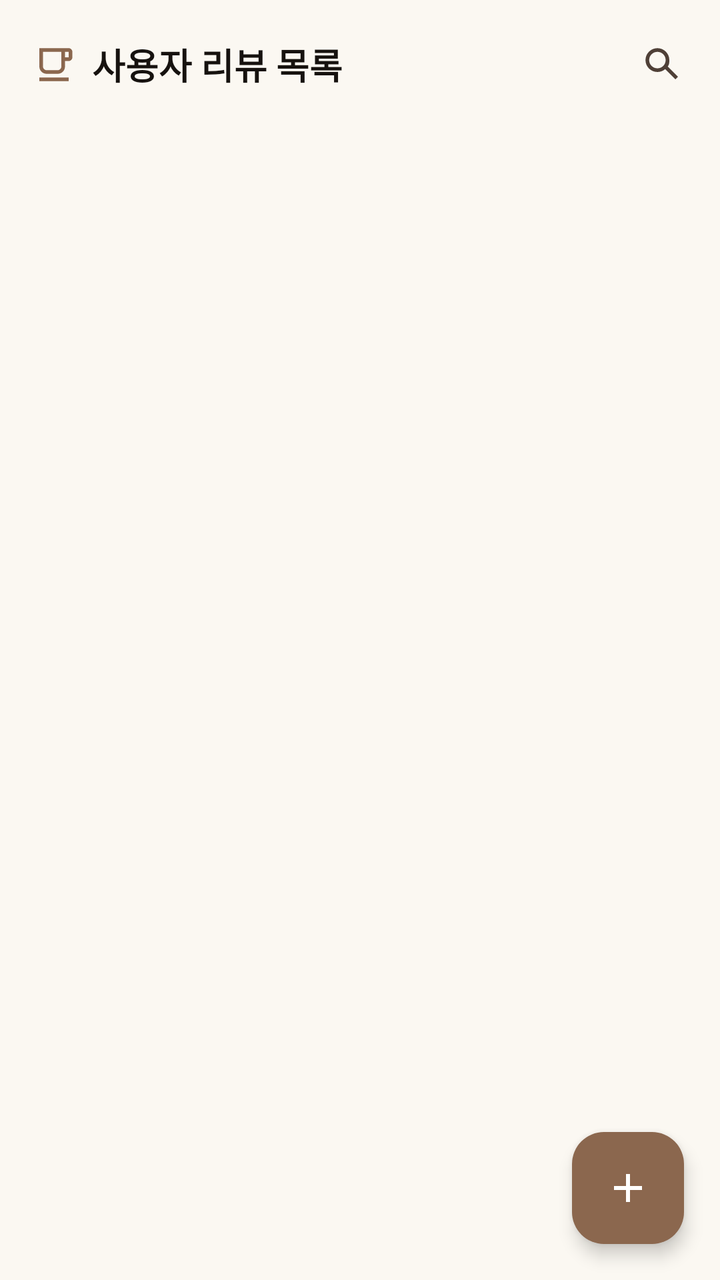
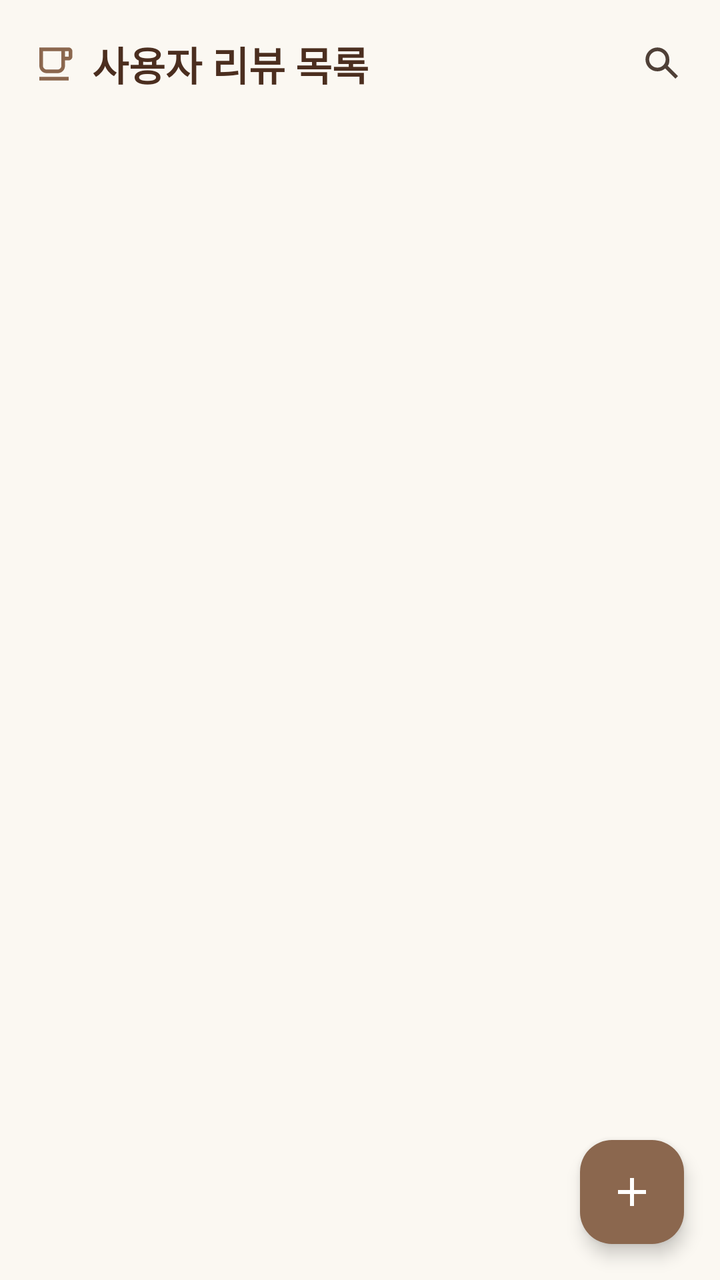

Compare the two renders of this Android layout. The source of the first and the diff that turns it into the second are given below.
<!-- AndroidManifest.xml: application theme Theme.Payclient -->
<!-- res/layout/fragment_review.xml -->
<?xml version="1.0" encoding="utf-8"?>
<androidx.constraintlayout.widget.ConstraintLayout
    xmlns:android="http://schemas.android.com/apk/res/android"
    xmlns:app="http://schemas.android.com/apk/res-auto"
    android:layout_width="match_parent"
    android:layout_height="match_parent"
    android:background="@color/home_background">

    <androidx.constraintlayout.widget.ConstraintLayout
        android:id="@+id/layout_review_header"
        android:layout_width="0dp"
        android:layout_height="64dp"
        android:paddingStart="16dp"
        android:paddingEnd="16dp"
        app:layout_constraintEnd_toEndOf="parent"
        app:layout_constraintStart_toStartOf="parent"
        app:layout_constraintTop_toTopOf="parent">

        <ImageView
            android:id="@+id/iv_review_title_icon"
            android:layout_width="22dp"
            android:layout_height="22dp"
            android:contentDescription="@null"
            android:src="@drawable/ic_cup_line"
            app:tint="@color/coffee_brown"
            app:layout_constraintBottom_toBottomOf="@id/tvTitle"
            app:layout_constraintStart_toStartOf="parent"
            app:layout_constraintTop_toTopOf="@id/tvTitle" />

        <TextView
            android:id="@+id/tvTitle"
            android:layout_width="0dp"
            android:layout_height="wrap_content"
            android:layout_marginStart="8dp"
            android:layout_marginEnd="16dp"
            android:text="사용자 리뷰 목록"
            android:textColor="@color/text_primary"
            android:textSize="18sp"
            android:textStyle="bold"
            app:layout_constraintBottom_toBottomOf="parent"
            app:layout_constraintEnd_toStartOf="@id/iv_review_search"
            app:layout_constraintStart_toEndOf="@id/iv_review_title_icon"
            app:layout_constraintTop_toTopOf="parent" />

        <ImageView
            android:id="@+id/iv_review_search"
            android:layout_width="26dp"
            android:layout_height="26dp"
            android:contentDescription="검색"
            android:padding="2dp"
            android:src="@drawable/ic_search"
            app:tint="@color/nav_unselected"
            app:layout_constraintBottom_toBottomOf="@id/tvTitle"
            app:layout_constraintEnd_toEndOf="parent"
            app:layout_constraintTop_toTopOf="@id/tvTitle" />
    </androidx.constraintlayout.widget.ConstraintLayout>

    <androidx.recyclerview.widget.RecyclerView
        android:id="@+id/recyclerViewReviews"
        android:layout_width="0dp"
        android:layout_height="0dp"
        android:clipToPadding="false"
        android:overScrollMode="never"
        android:paddingStart="12dp"
        android:paddingTop="8dp"
        android:paddingEnd="12dp"
        android:paddingBottom="104dp"
        app:layout_constraintBottom_toBottomOf="parent"
        app:layout_constraintEnd_toEndOf="parent"
        app:layout_constraintStart_toStartOf="parent"
        app:layout_constraintTop_toBottomOf="@id/layout_review_header" />

    <com.google.android.material.floatingactionbutton.FloatingActionButton
        android:id="@+id/fabAddReview"
        android:layout_width="56dp"
        android:layout_height="56dp"
        android:layout_marginEnd="18dp"
        android:layout_marginBottom="18dp"
        android:clickable="true"
        android:contentDescription="리뷰 작성"
        android:focusable="true"
        android:src="@drawable/ic_add"
        app:backgroundTint="@color/coffee_brown"
        app:elevation="5dp"
        app:fabCustomSize="56dp"
        app:tint="@color/white"
        app:layout_constraintBottom_toBottomOf="parent"
        app:layout_constraintEnd_toEndOf="parent" />
</androidx.constraintlayout.widget.ConstraintLayout>
<!-- resources referenced by this layout -->
<resources>
  <color name="coffee_brown">#8B674E</color>
  <color name="home_background">#FBF8F2</color>
  <color name="nav_unselected">#4F4037</color>
  <color name="text_primary">#16120F</color>
  <color name="white">#FFFFFFFF</color>
  <!-- drawable ic_add (drawable) -->
  <vector xmlns:android="http://schemas.android.com/apk/res/android"
      android:width="24dp"
      android:height="24dp"
      android:viewportWidth="24"
      android:viewportHeight="24">
      <path
          android:fillColor="#FF000000"
          android:pathData="M19,13H13V19H11V13H5V11H11V5H13V11H19V13Z" />
  </vector>
  <!-- drawable ic_cup_line (drawable) -->
  <vector xmlns:android="http://schemas.android.com/apk/res/android"
      android:width="24dp"
      android:height="24dp"
      android:viewportWidth="24"
      android:viewportHeight="24">
      <path
          android:fillColor="#FF000000"
          android:pathData="M20,3H4v10c0,2.21 1.79,4 4,4h6c2.21,0 4,-1.79 4,-4v-3h2c1.11,0 2,-0.9 2,-2V5c0,-1.11 -0.89,-2 -2,-2zM16,13c0,1.1 -0.9,2 -2,2H8c-1.1,0 -2,-0.9 -2,-2V5h10v8zM20,8h-2V5h2v3zM4,19h16v2H4z" />
  </vector>
  <!-- drawable ic_search (drawable) -->
  <vector xmlns:android="http://schemas.android.com/apk/res/android"
      android:width="24dp"
      android:height="24dp"
      android:viewportWidth="24"
      android:viewportHeight="24">
      <path
          android:fillColor="#FF000000"
          android:pathData="M9.5,3C5.91,3 3,5.91 3,9.5S5.91,16 9.5,16C11.11,16 12.59,15.41 13.73,14.43L19.29,20L20.7,18.59L15.14,13.03C16,11.91 16,10.76 16,9.5C16,5.91 13.09,3 9.5,3ZM9.5,5C11.99,5 14,7.01 14,9.5S11.99,14 9.5,14 5,11.99 5,9.5 7.01,5 9.5,5Z" />
  </vector>
  <style name="Theme.Payclient" parent="Base.Theme.Payclient" />
  <style name="Base.Theme.Payclient" parent="Theme.Material3.DayNight.NoActionBar">
          
          <item name="colorPrimary">@color/beige</item>
          <item name="android:windowBackground">@color/baby_blue</item>
      </style>
  <color name="beige">#D9C4B0</color>
  <color name="baby_blue">#ECEEDF</color>
</resources>

<!-- the commit's change to res/layout/fragment_review.xml (unified diff, before → after) -->
@@ -34,8 +34,8 @@
             android:layout_marginStart="8dp"
             android:layout_marginEnd="16dp"
             android:text="사용자 리뷰 목록"
-            android:textColor="@color/text_primary"
-            android:textSize="18sp"
+            android:textColor="@color/coffee_brown_dark"
+            android:textSize="20sp"
             android:textStyle="bold"
             app:layout_constraintBottom_toBottomOf="parent"
             app:layout_constraintEnd_toStartOf="@id/iv_review_search"
@@ -72,8 +72,8 @@
 
     <com.google.android.material.floatingactionbutton.FloatingActionButton
         android:id="@+id/fabAddReview"
-        android:layout_width="56dp"
-        android:layout_height="56dp"
+        android:layout_width="52dp"
+        android:layout_height="52dp"
         android:layout_marginEnd="18dp"
         android:layout_marginBottom="18dp"
         android:clickable="true"
@@ -82,7 +82,7 @@
         android:src="@drawable/ic_add"
         app:backgroundTint="@color/coffee_brown"
         app:elevation="5dp"
-        app:fabCustomSize="56dp"
+        app:fabCustomSize="52dp"
         app:tint="@color/white"
         app:layout_constraintBottom_toBottomOf="parent"
         app:layout_constraintEnd_toEndOf="parent" />
<!-- resource entries referenced after the edit -->
@@ -1,9 +1,9 @@
 <!-- resources referenced by this layout -->
 <resources>
   <color name="coffee_brown">#8B674E</color>
+  <color name="coffee_brown_dark">#4B2E1F</color>
   <color name="home_background">#FBF8F2</color>
   <color name="nav_unselected">#4F4037</color>
-  <color name="text_primary">#16120F</color>
   <color name="white">#FFFFFFFF</color>
   <!-- drawable ic_add (drawable) -->
   <vector xmlns:android="http://schemas.android.com/apk/res/android"
